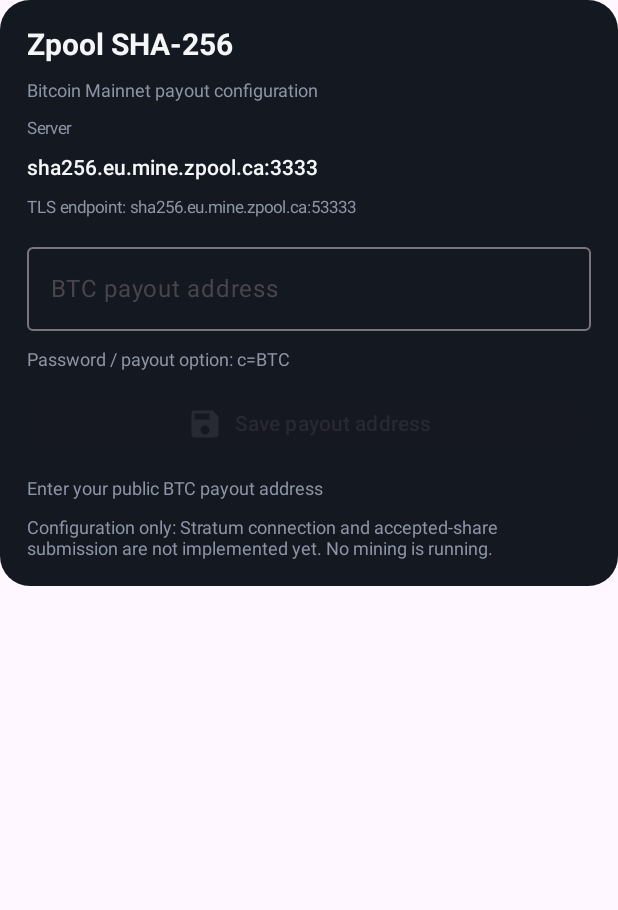
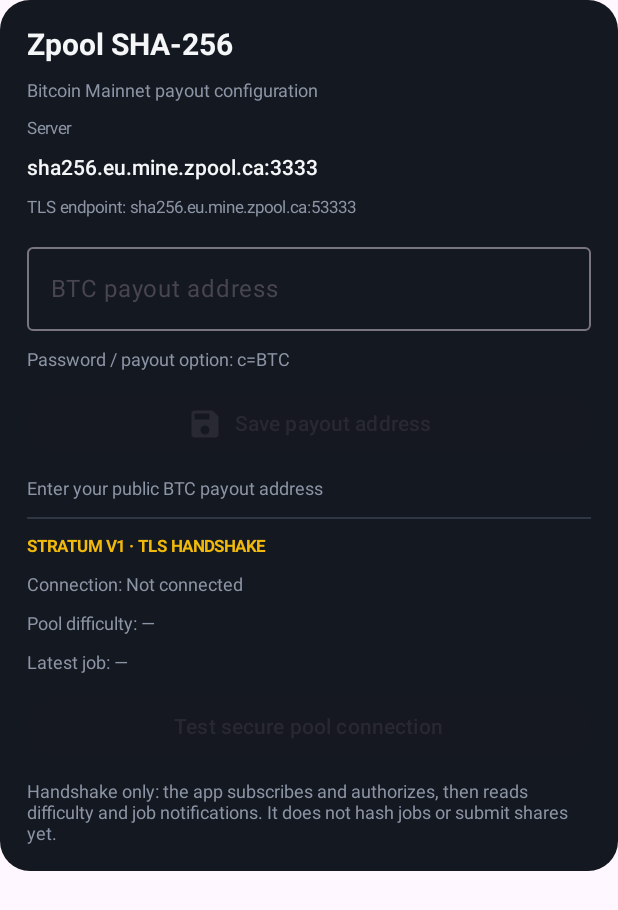
Before and after one commit to rouaissiaymen22-create/WIC-MINER, an Android app built with Jetpack Compose: the composable ZpoolSettings shown on its own in the app's theme, on a phone screen of 412 x 824 dp. Shown: the top 910 px of the screen. Run offline under Robolectric (Android 15) with nearby library versions, the phone set to English and light mode, and no system bars.

Commit message:
Add secure Zpool Stratum handshake controls

```diff
--- a/app/src/main/java/com/wicminer/app/MainActivity.kt
+++ b/app/src/main/java/com/wicminer/app/MainActivity.kt
@@ -305,7 +305,27 @@ fun ZpoolSettings() {
     var wallet by remember { mutableStateOf(prefs.getString("payout_wallet", "") ?: "") }
     var saved by remember { mutableStateOf(wallet.isNotBlank()) }
     var message by remember { mutableStateOf(if (saved) "Wallet saved on this device" else "Enter your public BTC payout address") }
+    var stratumStatus by remember { mutableStateOf("Not connected") }
+    var difficulty by remember { mutableStateOf("—") }
+    var lastJob by remember { mutableStateOf("—") }
+    var connecting by remember { mutableStateOf(false) }
+    var authorized by remember { mutableStateOf(false) }
+    val scope = rememberCoroutineScope()
     val valid = wallet.matches(Regex("^(bc1|[13])[a-zA-HJ-NP-Z0-9]{25,60}$"))
+    val client = remember {
+        ZpoolStratumClient(object : ZpoolStratumClient.Listener {
+            override fun onStatus(message: String) {
+                stratumStatus = message
+                if (message.startsWith("Authorized")) authorized = true
+                if (message.contains("closed") || message.contains("error")) authorized = false
+            }
+            override fun onDifficulty(value: Double) { difficulty = value.toString() }
+            override fun onJob(jobId: String, cleanJobs: Boolean) {
+                lastJob = jobId + if (cleanJobs) " · clean" else ""
+            }
+        })
+    }
+    DisposableEffect(client) { onDispose { client.close() } }
 
     Card(colors = CardDefaults.cardColors(containerColor = Panel), shape = RoundedCornerShape(20.dp)) {
         Column(Modifier.fillMaxWidth().padding(18.dp), verticalArrangement = Arrangement.spacedBy(12.dp)) {
@@ -343,7 +363,46 @@ fun ZpoolSettings() {
                 Text("Save payout address")
             }
             Text(message, color = if (saved) Gold else Muted, fontSize = 12.sp)
-            Text("Configuration only: Stratum connection and accepted-share submission are not implemented yet. No mining is running.", color = Muted, fontSize = 12.sp)
+            Divider(color = Color(0xFF303744))
+            Text("STRATUM V1 · TLS HANDSHAKE", color = Gold, fontSize = 11.sp, fontWeight = FontWeight.Bold)
+            Text("Connection: $stratumStatus", color = Muted, fontSize = 12.sp)
+            Text("Pool difficulty: $difficulty", color = Muted, fontSize = 12.sp)
+            Text("Latest job: $lastJob", color = Muted, fontSize = 12.sp)
+            Button(
+                onClick = {
+                    if (authorized || connecting) {
+                        client.close()
+                        authorized = false
+                        connecting = false
+                        stratumStatus = "Disconnected by user"
+                    } else {
+                        scope.launch {
+                            connecting = true
+                            authorized = false
+                            stratumStatus = "Connecting securely…"
+                            try {
+                                client.connect(
+                                    host = "sha256.eu.mine.zpool.ca",
+                                    port = 53333,
+                                    wallet = wallet,
+                                    password = "c=BTC",
+                                    tls = true
+                                )
+                            } catch (e: Exception) {
+                                stratumStatus = "Connection failed: ${e.message ?: "unknown error"}"
+                            } finally {
+                                connecting = false
+                            }
+                        }
+                    }
+                },
+                enabled = valid && saved && !connecting || authorized,
+                modifier = Modifier.fillMaxWidth(),
+                colors = ButtonDefaults.buttonColors(containerColor = if (authorized) Color(0xFF9B3434) else Gold, contentColor = if (authorized) White else Ink)
+            ) {
+                Text(if (authorized || connecting) "Disconnect" else if (connecting) "Connecting…" else "Test secure pool connection")
+            }
+            Text("Handshake only: the app subscribes and authorizes, then reads difficulty and job notifications. It does not hash jobs or submit shares yet.", color = Muted, fontSize = 12.sp)
         }
     }
 }
```
